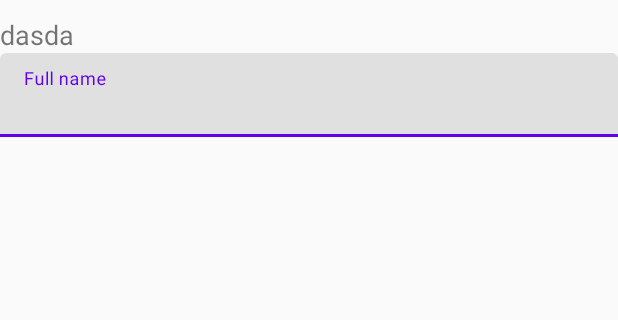
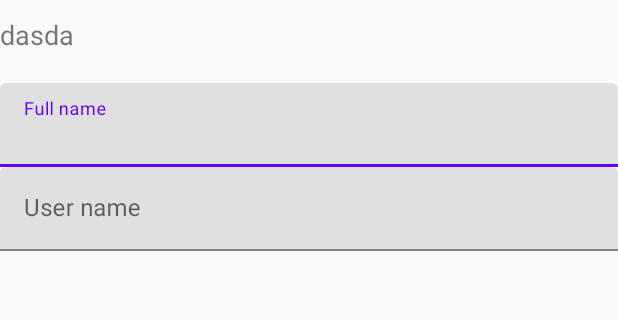
Before and after one commit to Quang16599/Project_Mobile, an Android app: the DangKy screen opened directly, with no data from a screen before it, on a phone screen of 412 x 824 dp, the part 260-580 px from its top. Run offline under Robolectric (Android 15) with nearby library versions, the phone set to English and light mode, and no system bars.

Commit message:
Update activity_dang_ky.xml

```diff
--- a/app/src/main/res/layout/activity_dang_ky.xml
+++ b/app/src/main/res/layout/activity_dang_ky.xml
@@ -29,7 +29,10 @@
 
     <LinearLayout
         android:layout_width="match_parent"
-        android:layout_height="wrap_content">
+        android:layout_height="wrap_content"
+        android:orientation="vertical"
+        android:layout_marginTop="20dp"
+        android:layout_marginBottom="20dp">
 
         <com.google.android.material.textfield.TextInputLayout
             android:id="@+id/name"
@@ -42,6 +45,23 @@
             <com.google.android.material.textfield.TextInputEditText
                 android:layout_width="match_parent"
                 android:layout_height="wrap_content"
+                android:inputType="text"
+
+                ></com.google.android.material.textfield.TextInputEditText>
+        </com.google.android.material.textfield.TextInputLayout>
+
+        <com.google.android.material.textfield.TextInputLayout
+            android:id="@+id/username"
+            android:layout_width="match_parent"
+            android:layout_height="wrap_content"
+            android:hint="User name"
+            style="@style/Widget.MaterialComponents.TextInputLayout.FilledBox"
+            >
+
+            <com.google.android.material.textfield.TextInputEditText
+                android:layout_width="match_parent"
+                android:layout_height="wrap_content"
+                android:inputType="text"
 
                 ></com.google.android.material.textfield.TextInputEditText>
         </com.google.android.material.textfield.TextInputLayout>
```
